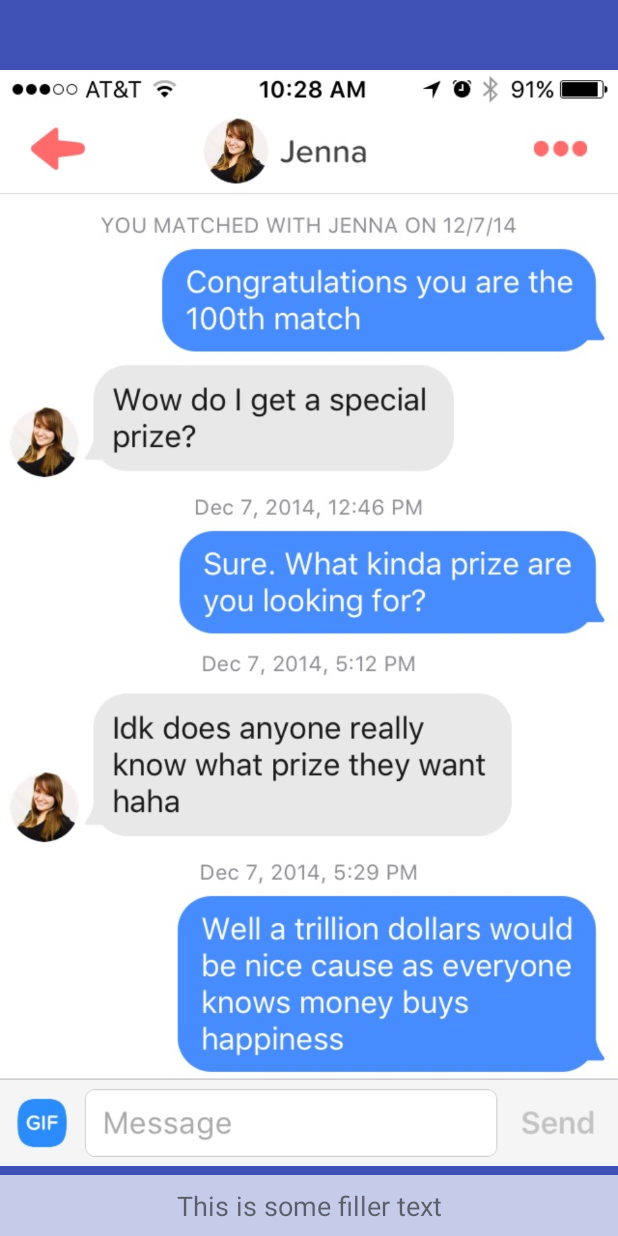
After one commit to andrewfishersb/TopSecret, an Android app: the layout slide_3_initial_convo.xml on its own in the app's theme, with its tools: preview values and no code run, on a phone screen of 412 x 824 dp. The commit adds this screen. Run offline under Robolectric (Android 15) with nearby library versions, the phone set to English and light mode, and no system bars.

Commit message:
Added more images

```diff
--- /dev/null
+++ b/app/src/main/res/layout/slide_3_initial_convo.xml
@@ -0,0 +1,22 @@
+<?xml version="1.0" encoding="utf-8"?>
+<RelativeLayout xmlns:android="http://schemas.android.com/apk/res/android"
+                android:layout_width="match_parent"
+                android:layout_height="match_parent"
+                xmlns:app="http://schemas.android.com/apk/res-auto"
+                android:background="@color/colorPrimary">
+
+    <ImageView
+        android:layout_width="match_parent"
+        android:layout_height="match_parent"
+        app:srcCompat="@drawable/tinder"
+        android:contentDescription="tinder" />
+
+    <include
+        android:id="@+id/bottomText"
+        android:layout_height="wrap_content"
+        android:layout_width="match_parent"
+        android:layout_alignParentBottom="true"
+        layout="@layout/item_text_box"
+        />
+
+</RelativeLayout>
```
Also changed, not shown: app/src/main/java/fisher/topsecret/SlideShowFragment.java (+4 -4 lines), app/src/main/res/layout/slide_1.xml (renamed from app/src/main/res/layout/layout2.xml, +8 -6 lines), app/src/main/res/layout/slide_2_tinder_profile.xml (renamed from app/src/main/res/layout/layout1.xml, +6 -10 lines), app/src/main/res/layout/slide_gone_girl.xml (added, +22 -0 lines), app/src/main/res/drawable/apartment.jpg (added), app/src/main/res/drawable/care_taker.jpg (added), app/src/main/res/drawable/cat.jpg (deleted), app/src/main/res/drawable/jenna_grad.jpg (added), app/src/main/res/drawable/jenna_profile.jpg (added), app/src/main/res/drawable/night_kiss.jpg (added), app/src/main/res/drawable/swimingly.jpg (added), app/src/main/res/drawable/tinder.jpg (added), app/src/main/res/layout/slide_grand_budapest.xml (renamed from app/src/main/res/layout/layout_grand_budapest.xml), 4 other files.
